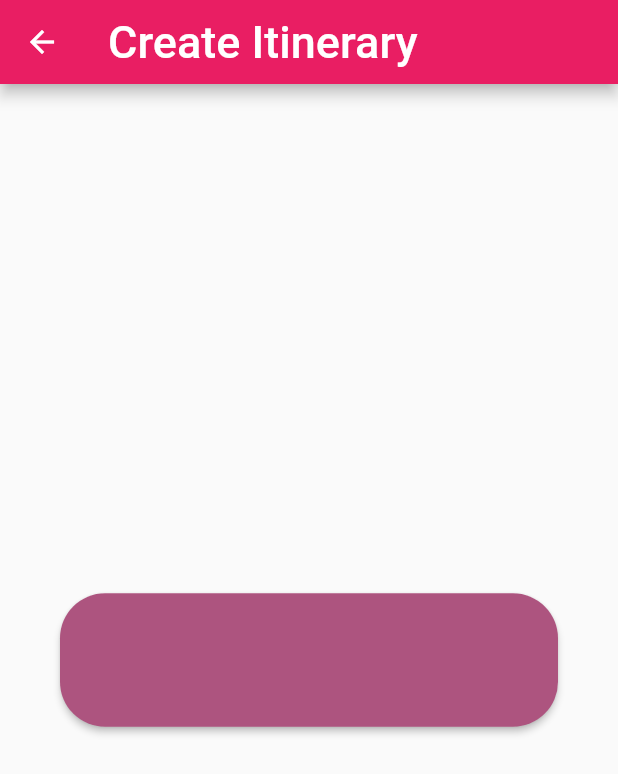
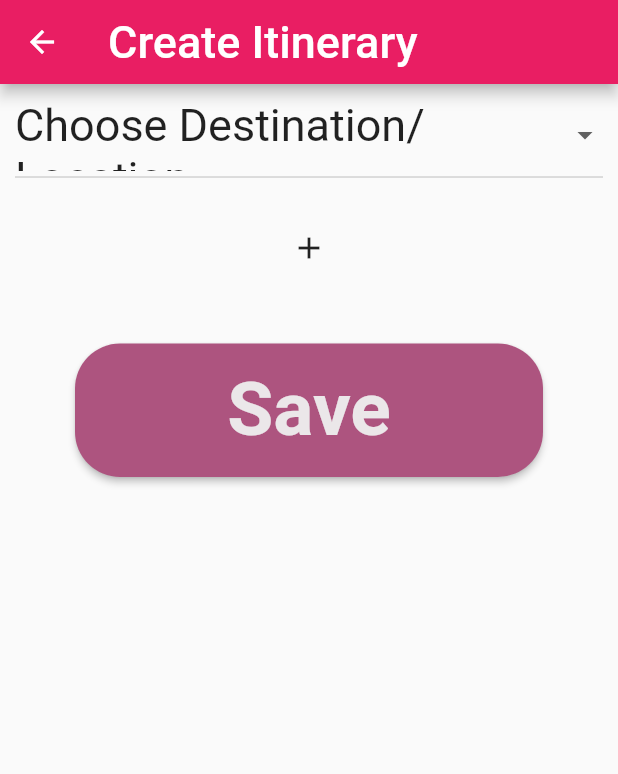
Before and after one commit to miyukiandjia/lakbayan, a Flutter app: the screen it shows once a user with an empty profile is signed in, scrolled down 576 dp, after a tap on "+ Create Itinerary", on a phone screen of 412 x 824 dp. Shown: the top 774 px of the screen. Run offline on Flutter 3.47's test engine with Material 2 defaults, Android fonts, the light colour scheme and no system bars; our stand-ins replace firebase_auth, firebase_core, google_maps_flutter, location; missing offline and left inert: excel, flutter_polyline_points; accounts and stored records are empty.

Commit message:
itinerary buttons added

```diff
--- a/lib/pages/create_itinerary_page.dart
+++ b/lib/pages/create_itinerary_page.dart
@@ -19,7 +19,7 @@ class CreateItineraryPage extends StatefulWidget {
 
 class _CreateItineraryPageState extends State<CreateItineraryPage> {
   List<Location> locations = [];
-  Location? selectedLocation;
+  List<Location?> selectedLocations = [null];
 
   @override
   void initState() {
@@ -27,34 +27,34 @@ class _CreateItineraryPageState extends State<CreateItineraryPage> {
     readExcelData().then((loadedLocations) {
       setState(() {
         locations = loadedLocations;
-        if (locations.isNotEmpty) {
-          selectedLocation = locations[0];
-        }
       });
     });
   }
 
   Future<List<Location>> readExcelData() async {
     try {
-      var assetPath = 'fonts/Davao.xlsx';
-      var bytes = await rootBundle
-          .load(assetPath)
-          .then((data) => data.buffer.asUint8List());
-
+      ByteData data = await rootBundle.load("assets/locs.xlsx");
+      var bytes =
+          data.buffer.asUint8List(data.offsetInBytes, data.lengthInBytes);
       var excel = Excel.decodeBytes(bytes);
       List<Location> locations = [];
 
       for (var table in excel.tables.keys) {
+        bool isFirstRow = true;
         for (var row in excel.tables[table]!.rows) {
-          locations.add(
-              Location(name: row[0].toString(), category: row[1].toString()));
+          if (isFirstRow) {
+            isFirstRow = false;
+            continue;
+          }
+          String name = row[0]?.value?.toString() ?? "Unknown Name";
+          String category = row[1]?.value?.toString() ?? "Unknown Category";
+          locations.add(Location(name: name, category: category));
         }
       }
       return locations;
     } catch (e) {
-      // Handle any error that occurs during the operation
       print(e);
-      return []; // Return an empty list in case of an error
+      return [];
     }
   }
 
@@ -82,50 +82,69 @@ class _CreateItineraryPageState extends State<CreateItineraryPage> {
         child: const Text('Save',
             style: TextStyle(
                 fontSize: 50,
-                color: Color(0xFFAD547F),
+                color: Color.fromARGB(255, 235, 231, 233),
                 fontWeight: FontWeight.bold)),
       ),
     );
+  }
+
+  void _removeLocation(int index) {
+    setState(() {
+      selectedLocations.removeAt(index);
+    });
   }
 
   @override
   Widget build(BuildContext context) {
     return Scaffold(
       appBar: AppBar(
-        title: const Text(
-          'Create Itinerary',
-          style: TextStyle(fontSize: 30),
+        title: const Text('Create Itinerary', style: TextStyle(fontSize: 30)),
       ),
-      ),
-      body: Center(
-        child: Column(
-          mainAxisAlignment: MainAxisAlignment.center,
+      body: Padding(
+        padding: const EdgeInsets.all(10.0),
+        child: ListView(
           children: [
-            if (selectedLocation != null) ...[
-              DropdownButton<Location>(
-                value: selectedLocation,
+            Column(
+              children: selectedLocations.asMap().entries.map((entry) {
+                int idx = entry.key;
+                Location? location = entry.value;
+
+                List<Location> availableLocations = locations
+                    .where((loc) =>
+                        !selectedLocations.contains(loc) || loc == location)
+                    .toList();
+
+                return Column(
+                  children: [
+                    LocationDropdown(
+                      key: UniqueKey(),
+                      locations: availableLocations,
+                      selectedLocation: location,
                       onChanged: (Location? newValue) {
                         setState(() {
-                    selectedLocation = newValue!;
+                          selectedLocations[idx] = newValue;
                         });
                       },
-                items: locations
-                    .map<DropdownMenuItem<Location>>((Location location) {
-                  return DropdownMenuItem<Location>(
-                    value: location,
-                    child: Text('${location.name} - ${location.category}'),
+                      showRemoveButton: selectedLocations.length > 1,
+                      onRemove: () =>
+                          _removeLocation(idx), // Passing the removal method
+                    ),
+                    const SizedBox(height: 15), // Spacer between dropdowns
+                  ],
                 );
               }).toList(),
             ),
-              const SizedBox(height: 20),
-            ],
+            IconButton(
+              icon: const Icon(Icons.add),
+              onPressed: () {
+                setState(() {
+                  selectedLocations.add(null);
+                });
+              },
+            ),
             Padding(
               padding: const EdgeInsets.all(20.0),
-              child: Column(
-                children: [
-                  _saveButton(context),
-                ],
-              ),
+              child: _saveButton(context),
             ),
           ],
         ),
@@ -133,3 +152,61 @@ class _CreateItineraryPageState extends State<CreateItineraryPage> {
     );
   }
 }
+
+class LocationDropdown extends StatelessWidget {
+  final List<Location> locations;
+  final Location? selectedLocation;
+  final ValueChanged<Location?>? onChanged;
+  final bool showRemoveButton;
+  final VoidCallback? onRemove;
+
+  const LocationDropdown({
+    Key? key,
+    required this.locations,
+    this.selectedLocation,
+    this.onChanged,
+    this.showRemoveButton = false,
+    this.onRemove,
+  }) : super(key: key);
+
+  @override
+  Widget build(BuildContext context) {
+    return Row(
+      children: [
+        Expanded(
+          child: Container(
+            width: 800,
+            height: 60,
+            child: DropdownButton<Location>(
+              isExpanded: true,
+              value: selectedLocation,
+              hint: const Text('Choose Destination/Location',
+                  style: TextStyle(fontSize: 30)),
+              onChanged: onChanged,
+              items: [
+                DropdownMenuItem<Location>(
+                  value: null,
+                  child: const Text('Choose Destination/Location',
+                      style: TextStyle(fontSize: 30)),
+                ),
+                ...locations
+                    .map<DropdownMenuItem<Location>>((Location location) {
+                  return DropdownMenuItem<Location>(
+                    value: location,
+                    child: Text('${location.name} - ${location.category}',
+                        style: const TextStyle(fontSize: 30)),
+                  );
+                }).toList(),
+              ],
+            ),
+          ),
+        ),
+        if (showRemoveButton)
+          IconButton(
+            icon: const Icon(Icons.remove),
+            onPressed: onRemove,
+          ),
+      ],
+    );
+  }
+}
--- a/pubspec.yaml
+++ b/pubspec.yaml
@@ -32,6 +32,7 @@ flutter:
     - lib/images/
     - lib/fonts/
     - assets/
+    - assets/locs.xlsx
     - assets/icons/
   fonts:
     - family: Nunito
```
Also changed, not shown: 4 other files. Lines whose indentation alone changed are shown as unchanged.
